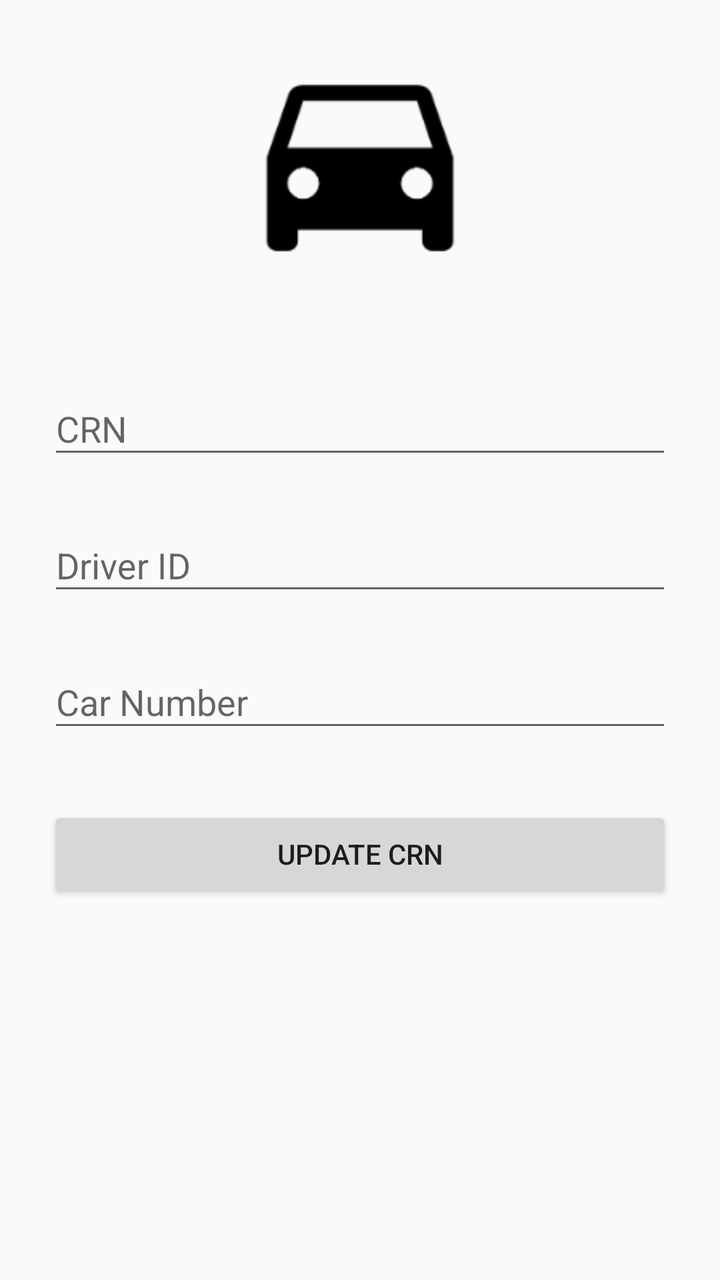
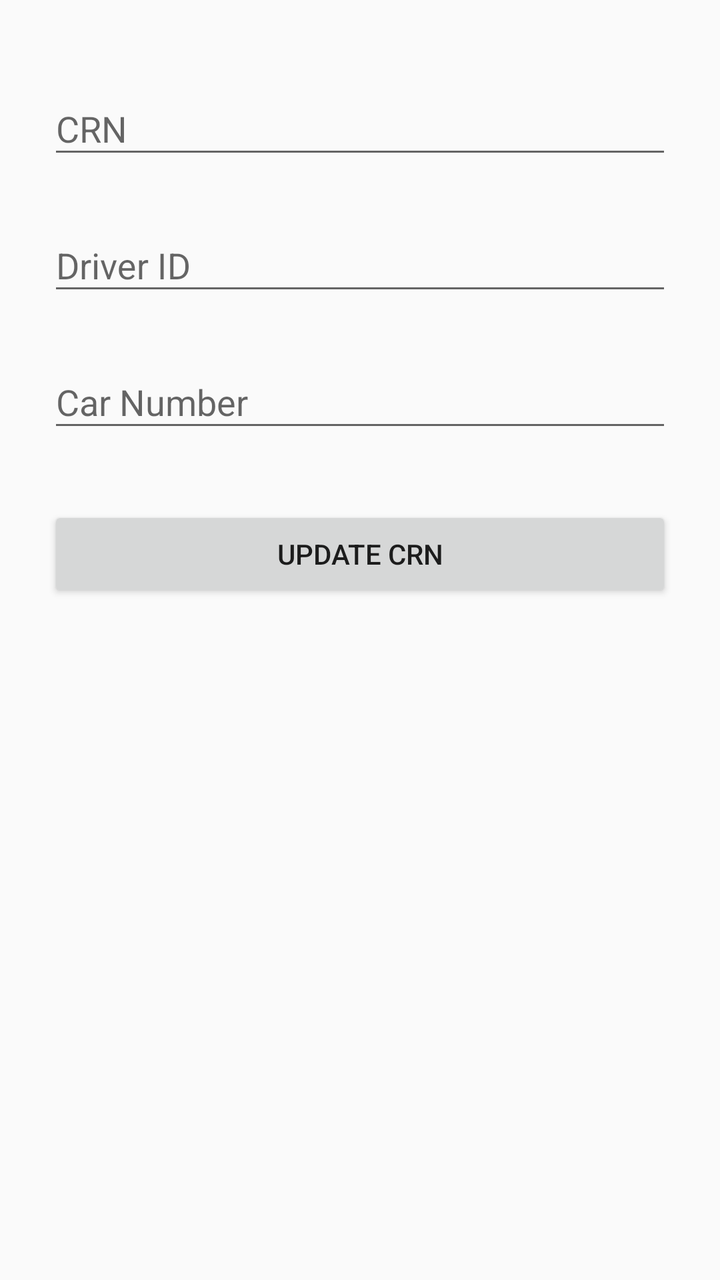

Screens rendered from an Android XML layout before and after an edit, with the pre-edit source and the edit as a unified diff.
<!-- AndroidManifest.xml: application theme AppTheme -->
<!-- res/layout/activity_allot_driver.xml -->
<?xml version="1.0" encoding="utf-8"?>
<ScrollView
    xmlns:android="http://schemas.android.com/apk/res/android"
    android:layout_width="match_parent"
    android:layout_height="match_parent"
    android:fitsSystemWindows="true">

    <LinearLayout
        android:orientation="vertical"
        android:layout_width="match_parent"
        android:layout_height="wrap_content"
        android:paddingTop="24dp"
        android:paddingBottom="24dp"
        android:paddingLeft="24dp"
        android:paddingRight="24dp">

        <ImageView android:src="@drawable/logo"
            android:layout_width="300dp"
            android:layout_height="120dp"
            android:layout_marginBottom="30dp"
            android:layout_gravity="center_horizontal" />

        <android.support.design.widget.TextInputLayout
            android:layout_width="match_parent"
            android:layout_height="wrap_content"
            android:layout_marginTop="8dp"
            android:layout_marginBottom="8dp">
            <EditText android:id="@+id/allot_to_crn"
                android:layout_width="match_parent"
                android:layout_height="wrap_content"
                android:inputType="text"
                android:hint="CRN" />
        </android.support.design.widget.TextInputLayout>

        <android.support.design.widget.TextInputLayout
            android:layout_width="match_parent"
            android:layout_height="wrap_content"
            android:layout_marginTop="8dp"
            android:layout_marginBottom="8dp">
            <EditText android:id="@+id/allot_driver_id"
                android:layout_width="match_parent"
                android:layout_height="wrap_content"
                android:inputType="text"
                android:hint="Driver ID" />
        </android.support.design.widget.TextInputLayout>

        <android.support.design.widget.TextInputLayout
            android:layout_width="match_parent"
            android:layout_height="wrap_content"
            android:layout_marginTop="8dp"
            android:layout_marginBottom="8dp">
            <EditText android:id="@+id/allot_car_number"
                android:layout_width="match_parent"
                android:layout_height="wrap_content"
                android:inputType="text"
                android:hint="Car Number" />
        </android.support.design.widget.TextInputLayout>

        <android.support.v7.widget.AppCompatButton
            android:id="@+id/btn_update_crn"
            android:layout_width="match_parent"
            android:layout_height="wrap_content"
            android:layout_marginTop="24dp"
            android:padding="12dp"
            android:text="Update CRN"/>

    </LinearLayout>

</ScrollView>
<!-- resources referenced by this layout -->
<resources>
  <!-- drawable logo: png bitmap (drawable, 3313 bytes) -->
  <style name="AppTheme" parent="Theme.AppCompat.Light.DarkActionBar">
          <item name="colorPrimary">@color/colorPrimary</item>
          <item name="colorPrimaryDark">@color/colorPrimaryDark</item>
          <item name="colorAccent">@color/colorAccent</item>
      </style>
  <color name="colorPrimary">#000000</color>
  <color name="colorPrimaryDark">#000000</color>
  <color name="colorAccent">#000000</color>
</resources>

<!-- the commit's change to res/layout/activity_allot_driver.xml (unified diff, before → after) -->
@@ -13,12 +13,6 @@
         android:paddingBottom="24dp"
         android:paddingLeft="24dp"
         android:paddingRight="24dp">
-
-        <ImageView android:src="@drawable/logo"
-            android:layout_width="300dp"
-            android:layout_height="120dp"
-            android:layout_marginBottom="30dp"
-            android:layout_gravity="center_horizontal" />
 
         <android.support.design.widget.TextInputLayout
             android:layout_width="match_parent"
<!-- resource entries referenced after the edit -->
@@ -1,6 +1,5 @@
 <!-- resources referenced by this layout -->
 <resources>
-  <!-- drawable logo: png bitmap (drawable, 3313 bytes) -->
   <style name="AppTheme" parent="Theme.AppCompat.Light.DarkActionBar">
           <item name="colorPrimary">@color/colorPrimary</item>
           <item name="colorPrimaryDark">@color/colorPrimaryDark</item>
